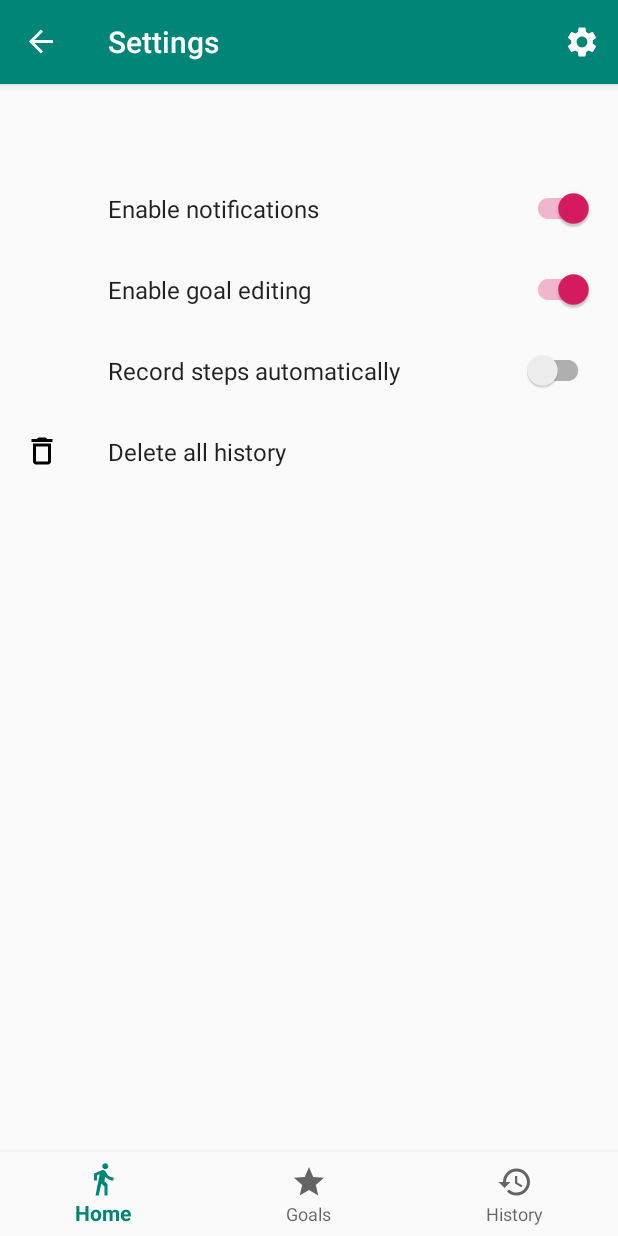
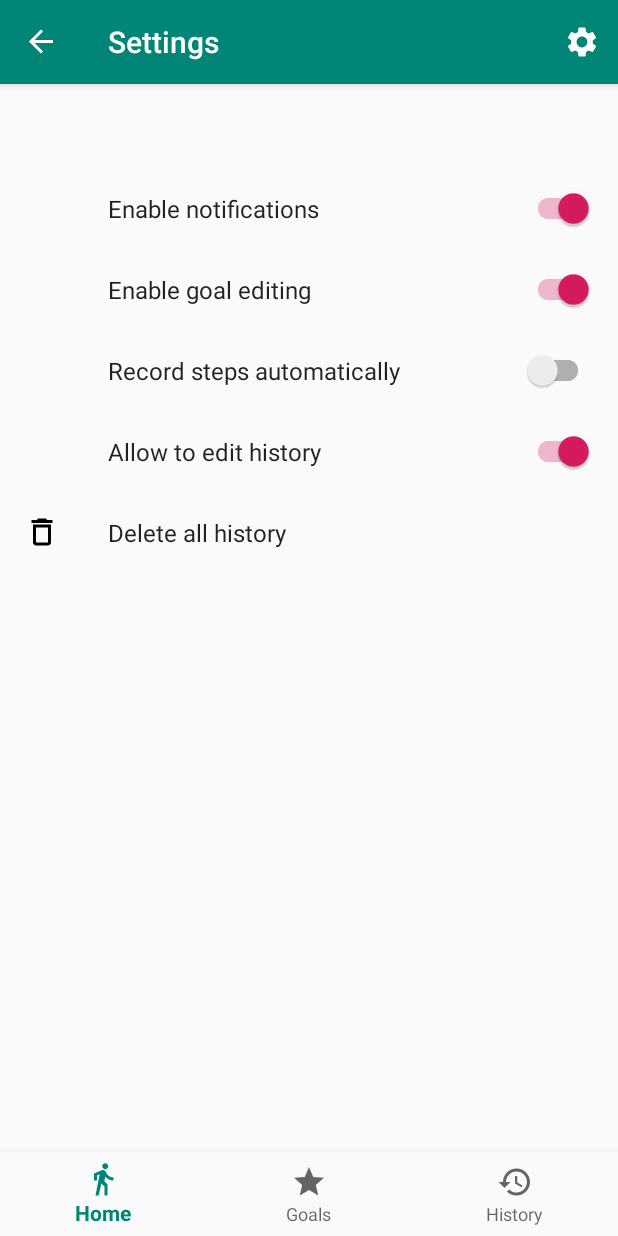
Before and after one commit to NiklavsM/StepCounter, an Android app: the screen it shows after launch (MainActivity), after a tap on "Settings", on a phone screen of 412 x 824 dp. Run offline under Robolectric (Android 15) with nearby library versions, the phone set to English and light mode, and no system bars; our stand-ins replace Room's generated code, androidx.preference, navigation-ui.

Commit message:
Added notification service, edit history mode setting, some refactoring.

```diff
--- a/app/src/main/AndroidManifest.xml
+++ b/app/src/main/AndroidManifest.xml
@@ -28,6 +28,9 @@
         <service
             android:name=".services.RecordStepsService"
             android:exported="false" />
+        <service
+            android:name=".services.NotificationService"
+            android:exported="false" />
     </application>
 
 </manifest>
--- a/app/src/main/java/com/example/stepcounter/MainActivity.java
+++ b/app/src/main/java/com/example/stepcounter/MainActivity.java
@@ -18,20 +18,20 @@ import androidx.navigation.ui.NavigationUI;
 import androidx.preference.PreferenceManager;
 
 import com.example.stepcounter.services.AutoHistoryService;
+import com.example.stepcounter.services.NotificationService;
 import com.example.stepcounter.services.RecordStepsService;
 import com.google.android.material.bottomnavigation.BottomNavigationView;
 
 public class MainActivity extends AppCompatActivity {
-    SharedPreferences sharedPreferences;
-    SharedPreferences.OnSharedPreferenceChangeListener listener;
+    private SharedPreferences sharedPreferences;
+    private SharedPreferences.OnSharedPreferenceChangeListener listener;
 
     @Override
     protected void onCreate(Bundle savedInstanceState) {
         super.onCreate(savedInstanceState);
+
         startServices();
-
         setContentView(R.layout.activity_main);
-
         setBottomNavigation();
 
     }
@@ -46,14 +46,11 @@ public class MainActivity extends AppCompatActivity {
     @Override
     public boolean onOptionsItemSelected(@NonNull MenuItem item) {
         final NavController navController = Navigation.findNavController(this, R.id.nav_host_fragment);
-        switch (item.getItemId()) {
-            case R.id.settings_navvan:
-                navController.navigate(R.id.navigation_settings);
-                return true;
-
-            default:
-                return super.onOptionsItemSelected(item);
+        if (item.getItemId() == R.id.settings_navvan) {
+            navController.navigate(R.id.navigation_settings);
+            return true;
         }
+        return super.onOptionsItemSelected(item);
 
     }
 
@@ -64,26 +61,40 @@ public class MainActivity extends AppCompatActivity {
         return true;
     }
 
-    private void startServices(){
+    private void startServices() {
+        sharedPreferences = PreferenceManager.getDefaultSharedPreferences(this);
+
         startService(new Intent(this, AutoHistoryService.class));
-        sharedPreferences = PreferenceManager.getDefaultSharedPreferences(this);
+
         Intent autoRecordService = new Intent(this, RecordStepsService.class);
-        if (sharedPreferences.getBoolean(getString(R.string.auto_recording), false)) {
+        Intent notificationService = new Intent(this, NotificationService.class);
+
+        if (autoRecordEnabled()) {
             startService(autoRecordService);
         }
+        if (notificationsEnabled()) {
+            startService(notificationService);
+        }
         listener = (preferences, key) -> {
-            if (!preferences.getBoolean(getString(R.string.auto_recording), false)) {
-                stopService(autoRecordService);
-                Log.v("Record stop", "Record stop");
-            } else {
-                startService(autoRecordService);
-                Log.v("Record start", "Record start");
+            if (key.equals(getString(R.string.auto_recording))) {
+                if (autoRecordEnabled()) {
+                    startService(autoRecordService);
+                } else {
+                    stopService(autoRecordService);
+                }
+            }
+            if (key.equals(getString(R.string.notifications_enabled))) {
+                if (notificationsEnabled()) {
+                    startService(notificationService);
+                } else {
+                    stopService(notificationService);
+                }
             }
         };
         sharedPreferences.registerOnSharedPreferenceChangeListener(listener);
     }
 
-    private void setBottomNavigation(){
+    private void setBottomNavigation() {
         final BottomNavigationView navView = findViewById(R.id.nav_view);
         AppBarConfiguration appBarConfiguration = new AppBarConfiguration.Builder(
                 R.id.navigation_home, R.id.navigation_goals, R.id.navigation_history)
@@ -100,4 +111,16 @@ public class MainActivity extends AppCompatActivity {
         NavigationUI.setupWithNavController(navView, navController);
     }
 
+    private boolean autoRecordEnabled() {
+        return !sharedPreferences.getBoolean(getString(R.string.auto_recording), false);
+    }
+
+    private boolean notificationsEnabled() {
+        return sharedPreferences.getBoolean(getString(R.string.notifications_enabled), true);
+    }
+
+    private void setUpPreferencesListener(){
+
+    }
+
 }
--- a/app/src/main/java/com/example/stepcounter/ui/history/HistoryFragment.java
+++ b/app/src/main/java/com/example/stepcounter/ui/history/HistoryFragment.java
@@ -1,10 +1,12 @@
 package com.example.stepcounter.ui.history;
 
 import android.app.DatePickerDialog;
+import android.content.SharedPreferences;
 import android.os.Bundle;
 import android.view.LayoutInflater;
 import android.view.View;
 import android.view.ViewGroup;
+import android.widget.Toast;
 
 import androidx.annotation.NonNull;
 import androidx.annotation.Nullable;
@@ -12,6 +14,7 @@ import androidx.fragment.app.Fragment;
 import androidx.lifecycle.ViewModelProvider;
 import androidx.navigation.NavController;
 import androidx.navigation.Navigation;
+import androidx.preference.PreferenceManager;
 import androidx.recyclerview.widget.ItemTouchHelper;
 import androidx.recyclerview.widget.LinearLayoutManager;
 import androidx.recyclerview.widget.RecyclerView;
@@ -31,11 +34,14 @@ public class HistoryFragment extends Fragment {
     private HistoryViewModel historyViewModel;
     private FloatingActionButton btnAddHistory;
     private NavController navController;
+    private ItemTouchHelper itemTouchHelper;
+    private SharedPreferences sharedPreferences;
 
     @Override
     public View onCreateView(@NonNull LayoutInflater inflater, ViewGroup container, Bundle savedInstanceState) {
 
         historyViewModel = new ViewModelProvider(requireActivity()).get(HistoryViewModel.class);
+        sharedPreferences = PreferenceManager.getDefaultSharedPreferences(getContext());
         View root = inflater.inflate(R.layout.fragment_history, container, false);
 
         RecyclerView recyclerView = root.findViewById(R.id.rv_history);
@@ -43,18 +49,22 @@ public class HistoryFragment extends Fragment {
         recyclerView.setHasFixedSize(true);
 
         btnAddHistory = root.findViewById(R.id.btn_add_history);
-
         final HistoryAdapter historyAdapter = new HistoryAdapter();
+        historyAdapter.setOnItemClickListener(history -> {
+            if (canEditHistory()) {
+                openHistory(history.getId());
+            } else {
+                Toast.makeText(getContext(), "History edit mode is disabled", Toast.LENGTH_LONG).show();
+            }
+        });
+        if (canEditHistory()) {
+            btnAddHistory.setVisibility(View.VISIBLE);
             historyAdapter.setOnItemClickListener(history -> {
                 Bundle bundle = new Bundle();
                 bundle.putInt(HISTORY_ID, history.getId());
                 navController.navigate(R.id.action_navigation_history_to_navigation_home, bundle);
             });
-        recyclerView.setAdapter(historyAdapter);
-
-        historyViewModel.getHistory().observe(getViewLifecycleOwner(), historyAdapter::setHistory);
-
-        new ItemTouchHelper(new ItemTouchHelper.SimpleCallback(0, ItemTouchHelper.RIGHT | ItemTouchHelper.LEFT) {
+            itemTouchHelper = new ItemTouchHelper(new ItemTouchHelper.SimpleCallback(0, ItemTouchHelper.RIGHT | ItemTouchHelper.LEFT) {
                 @Override
                 public boolean onMove(@NonNull RecyclerView recyclerView, @NonNull RecyclerView.ViewHolder viewHolder, @NonNull RecyclerView.ViewHolder target) {
                     return false;
@@ -66,9 +76,14 @@ public class HistoryFragment extends Fragment {
                     historyViewModel.deleteHistory(historyToRemove);
                     showUndoSnackbar(historyToRemove);
                 }
+            });
+            itemTouchHelper.attachToRecyclerView(recyclerView);
 
+        }
 
-        }).attachToRecyclerView(recyclerView);
+        recyclerView.setAdapter(historyAdapter);
+
+        historyViewModel.getHistory().observe(getViewLifecycleOwner(), historyAdapter::setHistory);
 
         return root;
     }
@@ -114,4 +129,14 @@ public class HistoryFragment extends Fragment {
         datePickerDialog.show();
     }
 
+    private boolean canEditHistory() {
+        return sharedPreferences.getBoolean(getContext().getString(R.string.history_editing_enabled), true);
     }
+
+    private void openHistory(int id) {
+        Bundle bundle = new Bundle();
+        bundle.putInt(HISTORY_ID, id);
+        navController.navigate(R.id.action_navigation_history_to_navigation_home, bundle);
+    }
+
+}
--- a/app/src/main/res/values/strings.xml
+++ b/app/src/main/res/values/strings.xml
@@ -4,12 +4,16 @@
     <string name="title_goals">Goals</string>
     <string name="title_history">History</string>
     <string name="title_settings">Settings</string>
+
     <string name="delete_all_history" translatable="false">delete_all_history</string>
     <string name="auto_recording" translatable="false">auto_recording</string>
+    <string name="notifications_enabled" translatable="false">notifications_enabled</string>
+    <string name="goal_editing_enabled" translatable="false">goal_editing_enabled</string>
+    <string name="history_editing_enabled" translatable="false">history_editing_enabled</string>
+
     <string name="goal_accomplished_channel_name">goal_accomplished_channel_name</string>
     <string name="goal_reached_notification_title">Goal reached: </string>
     <string name="goal_reached_notification_body">Well done</string>
-
     <string name="goal_half_reached_notification_title">Half way there to accomplish goal: </string>
     <string name="goal_half_reached_notification_body">Well done</string>
 </resources>
--- a/app/src/main/res/xml/preferences.xml
+++ b/app/src/main/res/xml/preferences.xml
@@ -3,16 +3,20 @@
 
     <SwitchPreferenceCompat
         app:defaultValue="true"
-        app:key="notifications"
+        app:key="@string/notifications_enabled"
         app:title="Enable notifications" />
     <SwitchPreferenceCompat
         app:defaultValue="true"
-        app:key="goal_switching"
+        app:key="@string/goal_editing_enabled"
         app:title="Enable goal editing" />
     <SwitchPreferenceCompat
         app:defaultValue="false"
         app:key="@string/auto_recording"
         app:title="Record steps automatically" />
+    <SwitchPreferenceCompat
+        app:defaultValue="true"
+        app:key="@string/history_editing_enabled"
+        app:title="Allow to edit history" />
     <Preference
         android:icon="@drawable/ic_delete_outline_24px"
         android:key="@string/delete_all_history"
```
Also changed, not shown: app/src/main/java/com/example/stepcounter/services/AutoHistoryService.java (+0 -36 lines), app/src/main/java/com/example/stepcounter/services/NotificationService.java (added, +60 -0 lines), app/src/main/java/com/example/stepcounter/ui/goals/GoalsFragment.java (+5 -4 lines), app/src/main/res/layout/fragment_history.xml (+6 -18 lines). Lines whose indentation alone changed are shown as unchanged.
